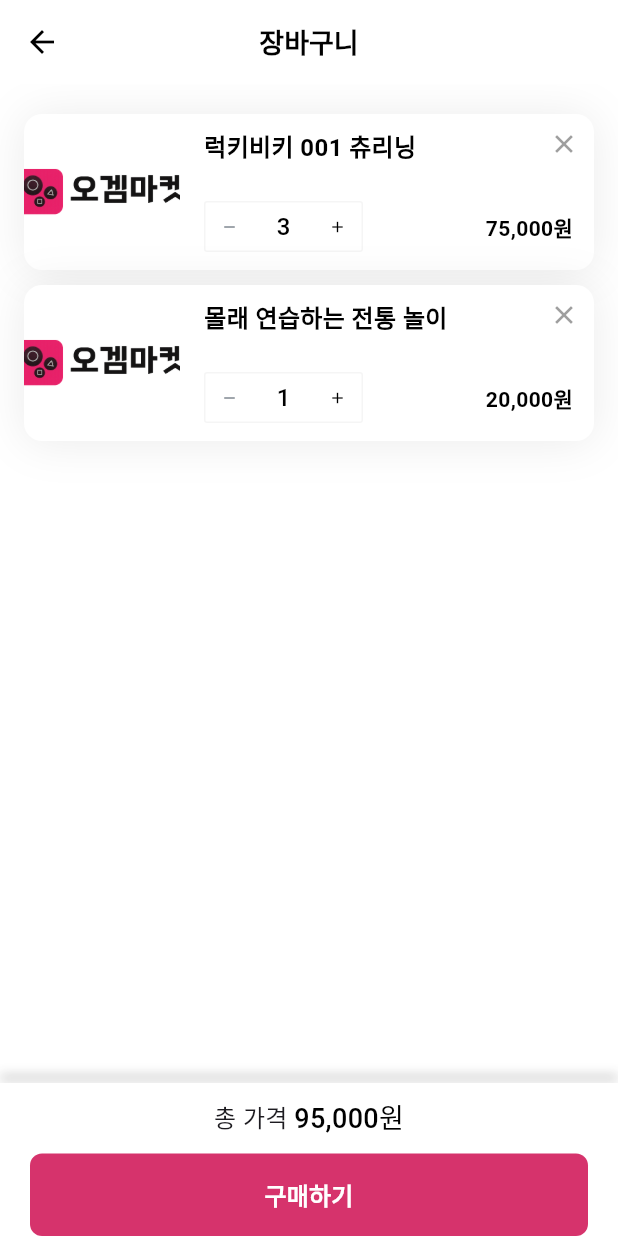
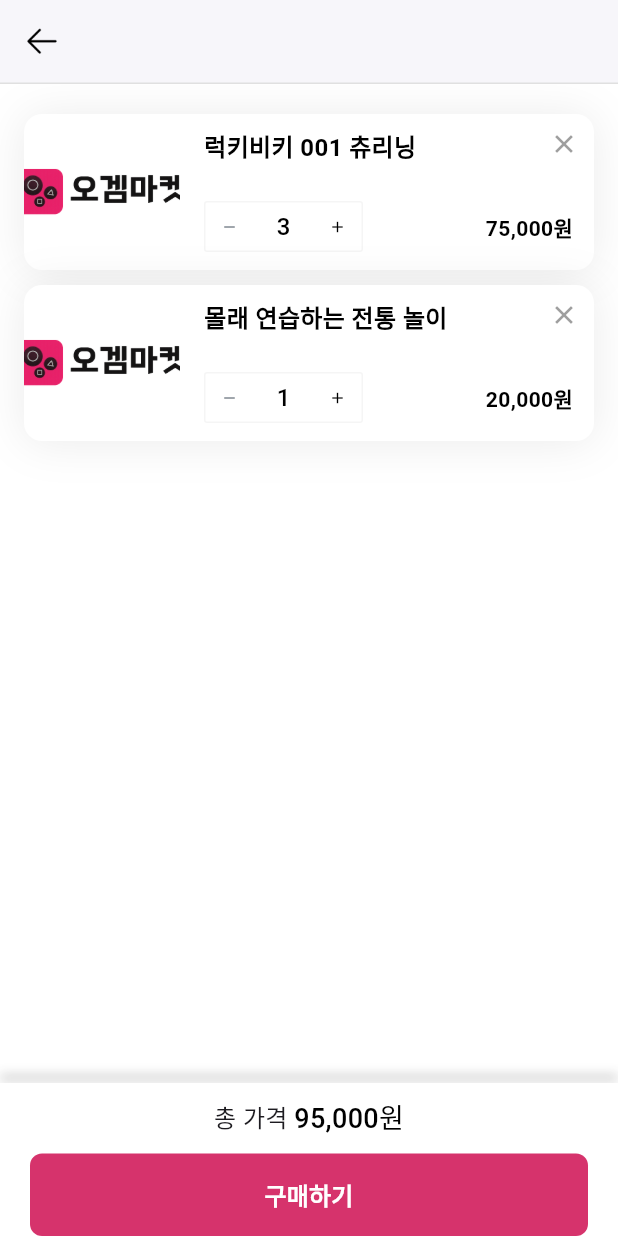
Before and after one commit to mmiemmiedevelop/flutter_project_01, a Flutter app: the CartPage screen opened directly, on a phone screen of 412 x 824 dp. Run offline on Flutter 3.47's test engine with Material 3 defaults, Android fonts, the phone set to English and light mode, and no system bars.

Commit message:
fix: 장바구니 앱바수정

```diff
--- a/lib/screens/cart/cart_page.dart
+++ b/lib/screens/cart/cart_page.dart
@@ -1,5 +1,6 @@
 import 'package:flutter/material.dart';
 import 'package:flutter_project_01/common/models/model_cart_item.dart';
+import 'package:flutter_project_01/common/widgets/app_bar.dart';
 import 'package:flutter_project_01/screens/cart/cart_utils/cart_mock_data.dart';
 import 'package:flutter_project_01/screens/cart/cart_utils/cart_helper.dart';
 import 'package:flutter_project_01/screens/cart/cart_widgets/cart_empty_widget.dart';
@@ -51,20 +52,25 @@ class _CartPageState extends State<CartPage> {
   Widget build(BuildContext context) {
     return Scaffold(
       backgroundColor: Colors.white,
-      appBar: AppBar(
-        leading: IconButton(
-          icon: const Icon(Icons.arrow_back),
-          onPressed: () => Navigator.pop(context),
-        ),
-        title: const Text(
-          '장바구니',
-          style: TextStyle(fontWeight: FontWeight.bold, fontSize: 18),
-        ),
-        backgroundColor: Colors.white,
-        elevation: 0,
-        centerTitle: true,
-        foregroundColor: Colors.black,
+      appBar: const CustomAppBar(
+        showBackButton: true,
+        showLogo: false,
+        showCart: false,
       ),
+      // AppBar(
+      //   leading: IconButton(
+      //     icon: const Icon(Icons.arrow_back),
+      //     onPressed: () => Navigator.pop(context),
+      //   ),
+      //   title: const Text(
+      //     '장바구니',
+      //     style: TextStyle(fontWeight: FontWeight.bold, fontSize: 18),
+      //   ),
+      //   backgroundColor: Colors.white,
+      //   elevation: 0,
+      //   centerTitle: true,
+      //   foregroundColor: Colors.black,
+      // ),
       body: Column(
         children: [
           // 장바구니 아이템 목록
```
